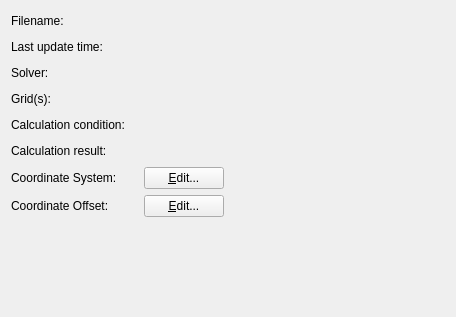
The window that libs/gui/projectproperty/projectpropertybasicinfowidget.ui (i-RIC/prepost-gui) describes before a commit, drawn with Qt 5.
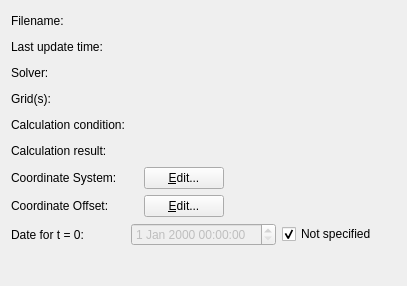
The same window after the commit.

Commit message: Interface to edit ProjectMainFile::zeroDateTime() added.

What changed in the file:
```diff
--- a/libs/gui/projectproperty/projectpropertybasicinfowidget.ui
+++ b/libs/gui/projectproperty/projectpropertybasicinfowidget.ui
@@ -6,8 +6,8 @@
    <rect>
     <x>0</x>
     <y>0</y>
-    <width>456</width>
-    <height>317</height>
+    <width>407</width>
+    <height>286</height>
    </rect>
   </property>
   <property name="windowTitle">
@@ -293,6 +293,47 @@
        </item>
       </layout>
      </item>
+     <item row="8" column="0">
+      <widget class="QLabel" name="timeLabel">
+       <property name="text">
+        <string>Date for t = 0:</string>
+       </property>
+      </widget>
+     </item>
+     <item row="8" column="1">
+      <layout class="QHBoxLayout" name="horizontalLayout_9">
+       <item>
+        <widget class="QDateTimeEdit" name="timeEdit">
+         <property name="enabled">
+          <bool>false</bool>
+         </property>
+        </widget>
+       </item>
+       <item>
+        <widget class="QCheckBox" name="timeDisableCheckBox">
+         <property name="text">
+          <string>Not specified</string>
+         </property>
+         <property name="checked">
+          <bool>true</bool>
+         </property>
+        </widget>
+       </item>
+       <item>
+        <spacer name="horizontalSpacer_9">
+         <property name="orientation">
+          <enum>Qt::Horizontal</enum>
+         </property>
+         <property name="sizeHint" stdset="0">
+          <size>
+           <width>40</width>
+           <height>20</height>
+          </size>
+         </property>
+        </spacer>
+       </item>
+      </layout>
+     </item>
     </layout>
    </item>
    <item>
```
Left out of the diff: 19 changed lines with no effect on the pictures. The commit also changes 2 other files.
